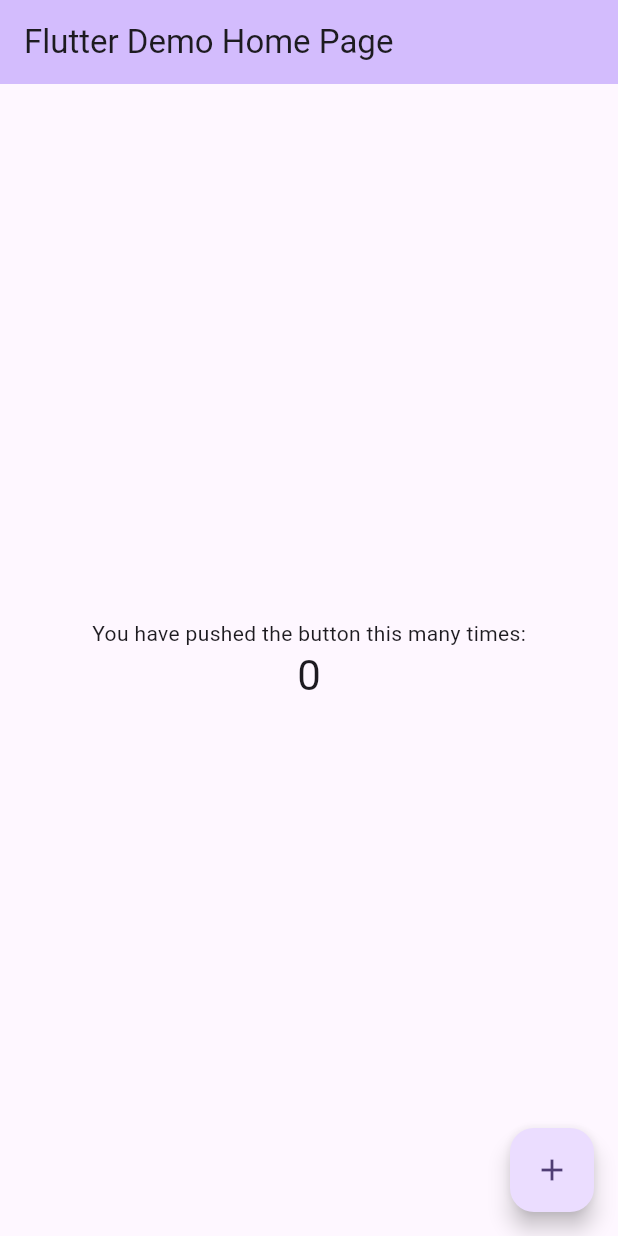
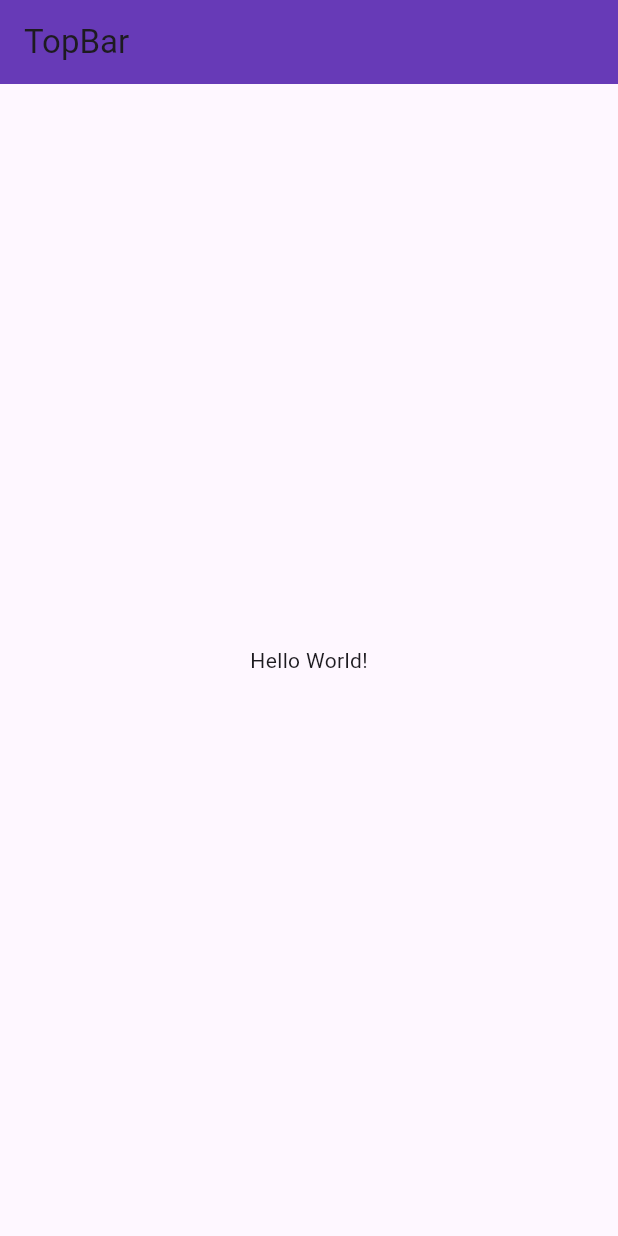
Before and after one commit to julianberry00/flutter_desarrolloapps, a Flutter app: the screen it shows after launch, on a phone screen of 412 x 824 dp. Run offline on Flutter 3.47's test engine with Material 3 defaults, Android fonts, the phone set to English and light mode, and no system bars.

Commit message:
POR FAVOR FUNCIONA
22 ago. 2024

```diff
--- a/mi_nueva_app_2/lib/main.dart
+++ b/mi_nueva_app_2/lib/main.dart
@@ -1,122 +1,24 @@
 import 'package:flutter/material.dart';
 
 void main() {
-  runApp(const MyApp());
+  runApp(const MainApp());
 }
 
-class MyApp extends StatelessWidget {
-  const MyApp({super.key});
+class MainApp extends StatelessWidget {
+  const MainApp({super.key});
 
-  // This widget is the root of your application.
   @override
   Widget build(BuildContext context) {
     return MaterialApp(
-      title: 'Flutter Demo',
-      theme: ThemeData(
-        // This is the theme of your application.
-        //
-        // TRY THIS: Try running your application with "flutter run". You'll see
-        // the application has a purple toolbar. Then, without quitting the app,
-        // try changing the seedColor in the colorScheme below to Colors.green
-        // and then invoke "hot reload" (save your changes or press the "hot
-        // reload" button in a Flutter-supported IDE, or press "r" if you used
-        // the command line to start the app).
-        //
-        // Notice that the counter didn't reset back to zero; the application
-        // state is not lost during the reload. To reset the state, use hot
-        // restart instead.
-        //
-        // This works for code too, not just values: Most code changes can be
-        // tested with just a hot reload.
-        colorScheme: ColorScheme.fromSeed(seedColor: Colors.deepPurple),
+      home: Scaffold(
+        appBar: AppBar(
+          title: Text('TopBar'),
+          backgroundColor: Colors.deepPurple,
+        ),
+        body: Center(
+          child: Text('Hello World!'),
+        ),
       ),
-      home: const MyHomePage(title: 'Flutter Demo Home Page'),
     );
   }
 }
-
-class MyHomePage extends StatefulWidget {
-  const MyHomePage({super.key, required this.title});
-
-  // This widget is the home page of your application. It is stateful, meaning
-  // that it has a State object (defined below) that contains fields that affect
-  // how it looks.
-
-  // This class is the configuration for the state. It holds the values (in this
-  // case the title) provided by the parent (in this case the App widget) and
-  // used by the build method of the State. Fields in a Widget subclass are
-  // always marked "final".
-
-  final String title;
-
-  @override
-  State<MyHomePage> createState() => _MyHomePageState();
-}
-
-class _MyHomePageState extends State<MyHomePage> {
-  int _counter = 0;
-
-  void _incrementCounter() {
-    setState(() {
-      // This call to setState tells the Flutter framework that something has
-      // changed in this State, which causes it to rerun the build method below
-      // so that the display can reflect the updated values. If we changed
-      // _counter without calling setState(), then the build method would not be
-      // called again, and so nothing would appear to happen.
-      _counter++;
-    });
-  }
-
-  @override
-  Widget build(BuildContext context) {
-    // This method is rerun every time setState is called, for instance as done
-    // by the _incrementCounter method above.
-    //
-    // The Flutter framework has been optimized to make rerunning build methods
-    // fast, so that you can just rebuild anything that needs updating rather
-    // than having to individually change instances of widgets.
-    return Scaffold(
-      appBar: AppBar(
-        // TRY THIS: Try changing the color here to a specific color (to
-        // Colors.amber, perhaps?) and trigger a hot reload to see the AppBar
-        // change color while the other colors stay the same.
-        backgroundColor: Theme.of(context).colorScheme.inversePrimary,
-        // Here we take the value from the MyHomePage object that was created by
-        // the App.build method, and use it to set our appbar title.
-        title: Text(widget.title),
-      ),
-      body: Center(
-        // Center is a layout widget. It takes a single child and positions it
-        // in the middle of the parent.
-        child: Column(
-          // Column is also a layout widget. It takes a list of children and
-          // arranges them vertically. By default, it sizes itself to fit its
-          // children horizontally, and tries to be as tall as its parent.
-          //
-          // Column has various properties to control how it sizes itself and
-          // how it positions its children. Here we use mainAxisAlignment to
-          // center the children vertically; the main axis here is the vertical
-          // axis because Columns are vertical (the cross axis would be
-          // horizontal).
-          //
-          // TRY THIS: Invoke "debug painting" (choose the "Toggle Debug Paint"
-          // action in the IDE, or press "p" in the console), to see the
-          // wireframe for each widget.
-          mainAxisAlignment: MainAxisAlignment.center,
-          children: <Widget>[
-            const Text('You have pushed the button this many times:'),
-            Text(
-              '$_counter',
-              style: Theme.of(context).textTheme.headlineMedium,
-            ),
-          ],
-        ),
-      ),
-      floatingActionButton: FloatingActionButton(
-        onPressed: _incrementCounter,
-        tooltip: 'Increment',
-        child: const Icon(Icons.add),
-      ), // This trailing comma makes auto-formatting nicer for build methods.
-    );
-  }
-}
```
